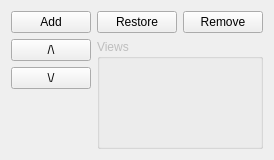
This is src/viewseditor.ui in antonmx/posmotri as Qt 5 draws it before an edit. The edited form follows.
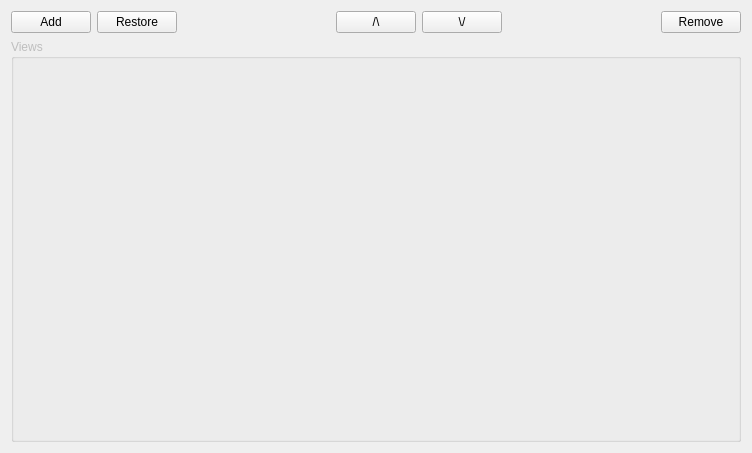
This is the edited form.

```diff
--- a/src/viewseditor.ui
+++ b/src/viewseditor.ui
@@ -9,8 +9,8 @@
    <rect>
     <x>0</x>
     <y>0</y>
-    <width>250</width>
-    <height>160</height>
+    <width>752</width>
+    <height>453</height>
    </rect>
   </property>
   <property name="sizePolicy">
@@ -30,6 +30,26 @@
    <string>Form</string>
   </property>
   <layout class="QGridLayout">
+   <item row="2" column="0">
+    <layout class="QHBoxLayout">
+     <item>
+      <widget class="QGroupBox" name="groupBox">
+       <property name="enabled">
+        <bool>false</bool>
+       </property>
+       <property name="sizePolicy">
+        <sizepolicy hsizetype="Preferred" vsizetype="Expanding">
+         <horstretch>0</horstretch>
+         <verstretch>0</verstretch>
+        </sizepolicy>
+       </property>
+       <property name="title">
+        <string>Views</string>
+       </property>
+      </widget>
+     </item>
+    </layout>
+   </item>
    <item row="0" column="0">
     <layout class="QHBoxLayout">
      <item>
@@ -47,7 +67,7 @@
       </widget>
      </item>
      <item>
-      <spacer>
+      <spacer name="horizontalSpacer">
        <property name="orientation">
         <enum>Qt::Horizontal</enum>
        </property>
@@ -59,19 +79,6 @@
        </property>
       </spacer>
      </item>
-     <item>
-      <widget class="QPushButton" name="remove">
-       <property name="text">
-        <string>Remove</string>
-       </property>
-      </widget>
-     </item>
-    </layout>
-   </item>
-   <item row="1" column="0">
-    <layout class="QHBoxLayout">
-     <item>
-      <layout class="QVBoxLayout">
        <item>
         <widget class="QPushButton" name="up">
          <property name="sizePolicy">
@@ -105,25 +112,20 @@
        <item>
         <spacer>
          <property name="orientation">
-          <enum>Qt::Vertical</enum>
+        <enum>Qt::Horizontal</enum>
          </property>
          <property name="sizeHint" stdset="0">
           <size>
-           <width>20</width>
-           <height>40</height>
+         <width>40</width>
+         <height>20</height>
           </size>
          </property>
         </spacer>
        </item>
-      </layout>
-     </item>
      <item>
-      <widget class="QGroupBox" name="groupBox">
-       <property name="enabled">
-        <bool>false</bool>
-       </property>
-       <property name="title">
-        <string>Views</string>
+      <widget class="QPushButton" name="remove">
+       <property name="text">
+        <string>Remove</string>
        </property>
       </widget>
      </item>
```
Left out of the diff: 5 changed lines with no effect on the pictures. Lines whose indentation alone changed are shown as unchanged.
